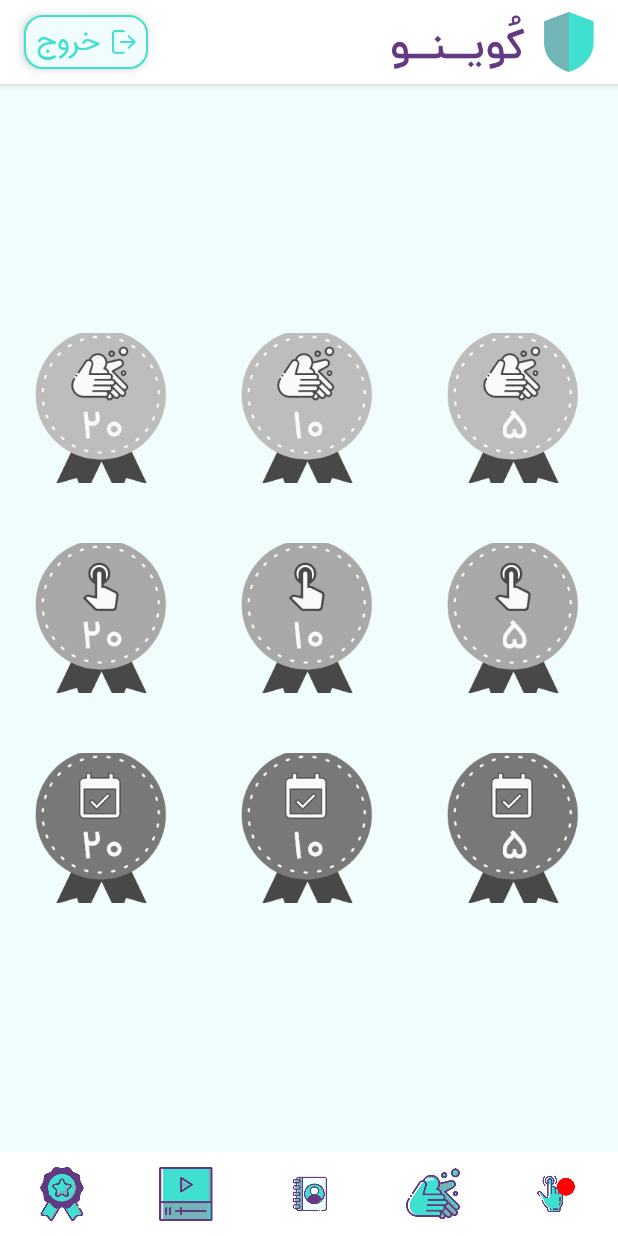
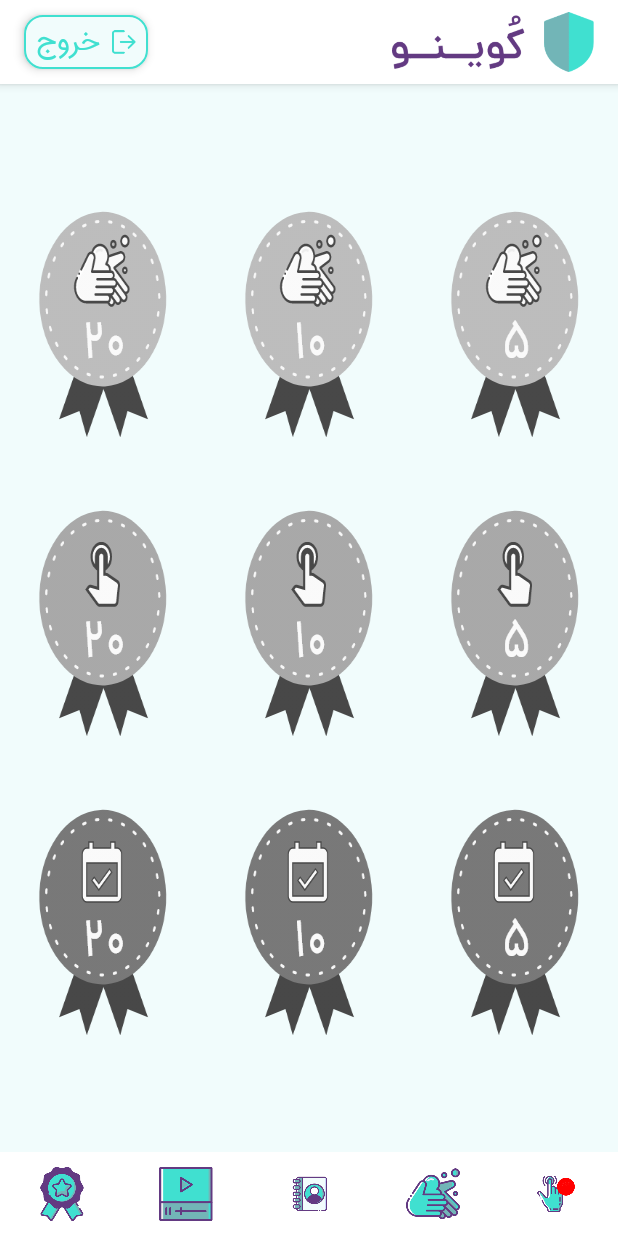
Before and after one commit to persiansushiant/covinooooo, an Android app: the fragment AchievmentFragment placed in its activity, on a phone screen of 412 x 824 dp. Run offline under Robolectric (Android 15) with nearby library versions, the phone set to English and light mode, and no system bars; our stand-ins replace ButterKnife; libraries missing offline, so code that uses them is left out: com.karumi.dexter, de.keyboardsurfer.android, uk.co.deanwild; pictures from the network do not load; 2 statements that could not run were skipped.

Commit message:
//kamran code new code ast

```diff
--- a/app/src/main/java/ir/technopedia/covino/fragment/AchievmentFragment.java
+++ b/app/src/main/java/ir/technopedia/covino/fragment/AchievmentFragment.java
@@ -23,16 +23,15 @@ public class AchievmentFragment extends BaseFragment {
     RecyclerView recycler;
     ArrayList<Badge> myArr = new ArrayList<>();
     SharedPreferencesManager sharedPreferencesManager;
+    View rootview;
 
 
     public AchievmentFragment() {
     }
-
     public static AchievmentFragment newInstance() {
         AchievmentFragment fragment = new AchievmentFragment();
         return fragment;
     }
-
     @Override
     public void onCreate(Bundle savedInstanceState) {
         super.onCreate(savedInstanceState);
@@ -41,14 +40,26 @@ public class AchievmentFragment extends BaseFragment {
     @Override
     public View onCreateView(LayoutInflater inflater, ViewGroup container,
                              Bundle savedInstanceState) {
-        View v = inflater.inflate(R.layout.fragment_achievment, container, false);
-        ButterKnife.bind(this, v);
-        sharedPreferencesManager = SharedPreferencesManager.getInstance(getActivity());
-        populateData();
-        FillRecycler();
-        Log.wtf("here","here");
 
-        return v;
+        if (rootview == null) {
+            rootview= inflater.inflate(R.layout.fragment_achievment, container, false);
+            ButterKnife.bind(this, rootview);
+            sharedPreferencesManager = SharedPreferencesManager.getInstance(getActivity());
+            populateData();
+            FillRecycler();
+            Log.wtf("here", "here");
+        }else{
+
+        }
+
+        return rootview;
+    }
+    @Override
+    public void onDestroyView() {
+        if (rootview.getParent() != null) {
+            ((ViewGroup)rootview.getParent()).removeView(rootview);
+        }
+        super.onDestroyView();
     }
 
     private void FillRecycler() {
--- a/app/src/main/res/layout/activity_verify.xml
+++ b/app/src/main/res/layout/activity_verify.xml
@@ -13,7 +13,7 @@
     <LinearLayout
         android:layout_width="match_parent"
         android:layout_height="0dp"
-        android:layout_weight="1"
+        android:layout_weight="3"
         android:gravity="center"
         android:orientation="vertical">
 
@@ -41,7 +41,7 @@
     <LinearLayout
         android:layout_width="match_parent"
         android:layout_height="0dp"
-        android:layout_weight="1"
+        android:layout_weight="4"
         android:gravity="center"
         android:orientation="vertical">
 
--- a/app/src/main/res/layout/badge_row.xml
+++ b/app/src/main/res/layout/badge_row.xml
@@ -1,12 +1,12 @@
 <?xml version="1.0" encoding="utf-8"?>
 <LinearLayout xmlns:android="http://schemas.android.com/apk/res/android"
-    android:orientation="vertical" android:layout_width="match_parent"
+    android:orientation="vertical" android:layout_width="wrap_content"
     android:layout_height="wrap_content">
     <ImageView
         android:id="@+id/image"
         android:layout_margin="20dp"
-        android:scaleType="centerCrop"
-        android:layout_width="100dp"
-        android:layout_height="100dp" />
+        android:scaleType="fitXY"
+        android:layout_width="wrap_content"
+        android:layout_height="wrap_content" />
 
 </LinearLayout>
```
Also changed, not shown: 1 other file.
